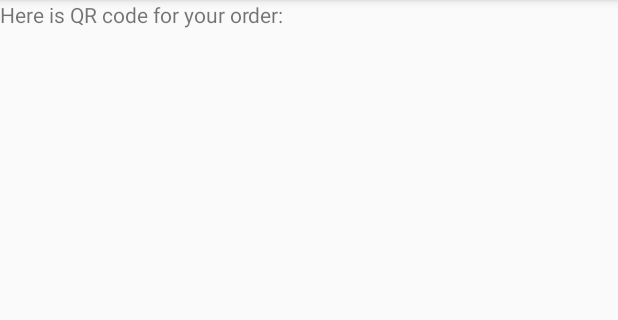
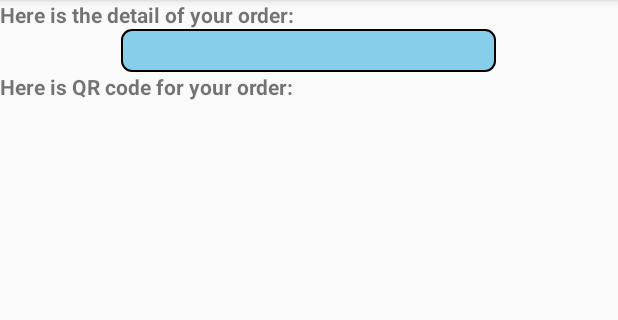
Before and after one commit to hjkBest/COMP602_Mobile_takeaway_App, an Android app: the generateQR screen opened directly, with no data from a screen before it, on a phone screen of 412 x 824 dp, the part 84-404 px from its top. Run offline under Robolectric (Android 15) with nearby library versions, the phone set to English and light mode, and no system bars; libraries missing offline, so code that uses them is left out: com.yzq.zxinglibrary; 2 statements that could not run were skipped.

Commit message:
Add files via upload

```diff
--- a/app/src/main/res/layout/activity_generate_qr.xml
+++ b/app/src/main/res/layout/activity_generate_qr.xml
@@ -1,21 +1,39 @@
 <?xml version="1.0" encoding="utf-8"?>
-<android.support.design.widget.CoordinatorLayout xmlns:android="http://schemas.android.com/apk/res/android"
-    xmlns:app="http://schemas.android.com/apk/res-auto"
+<LinearLayout
+    xmlns:android="http://schemas.android.com/apk/res/android"
     xmlns:tools="http://schemas.android.com/tools"
     android:layout_width="match_parent"
     android:layout_height="match_parent"
+    android:orientation="vertical"
     tools:context=".generateQR">
-
 
     <TextView
         android:layout_width="match_parent"
-        android:layout_height="match_parent"
-        android:text="Here is QR code for your order:"/>
+        android:layout_height="wrap_content"
+        android:text="Here is the detail of your order:"
+        android:layout_gravity="center"
+        android:textStyle="bold"
+        />
+
+    <TextView
+        android:layout_width="250dp"
+        android:layout_height="wrap_content"
+        android:layout_gravity="center"
+        android:text=""
+        android:background="@drawable/shape"
+        android:id="@+id/orderdetail"/>
+
+    <TextView
+        android:layout_width="match_parent"
+        android:layout_height="wrap_content"
+        android:text="Here is QR code for your order:"
+        android:layout_gravity="center"
+        android:textStyle="bold"
+        />
 
     <android.support.v7.widget.AppCompatImageView
-        android:layout_gravity="center"
         android:layout_width="wrap_content"
         android:layout_height="wrap_content"
+        android:layout_gravity="center"
         android:id="@+id/QRCODE"/>
-
-</android.support.design.widget.CoordinatorLayout>
+</LinearLayout>
--- a/app/src/main/res/layout/activity_main.xml
+++ b/app/src/main/res/layout/activity_main.xml
@@ -6,13 +6,7 @@
 android:layout_height="match_parent"
 android:orientation="vertical"
 tools:context=".MainActivity">
-    //create a search bar:
 
-    <android.support.v7.widget.SearchView
-        android:layout_width="match_parent"
-        android:layout_height="wrap_content">
-
-    </android.support.v7.widget.SearchView>
 //make the text scrolling:
 
 <ScrollView
--- a/app/src/main/res/layout/activity_paparichmenu.xml
+++ b/app/src/main/res/layout/activity_paparichmenu.xml
@@ -290,7 +290,7 @@
         android:text="@string/sendButton"
         android:layout_alignParentBottom="true"
         android:gravity="left"
-        android:id="@+id/send_message"/>
+        android:id="@+id/send_message1"/>
 
         <TextView
             android:layout_width="match_parent"
--- a/app/src/main/res/layout/dialog_select.xml
+++ b/app/src/main/res/layout/dialog_select.xml
@@ -24,7 +24,6 @@
         android:textSize="25dp"
         android:layout_gravity="center"/>
 
-
     <EditText
         android:id = "@+id/inputtext"
         android:layout_width="match_parent"
```
Also changed, not shown: app/src/main/res/layout/activity_cave.xml (+16 -7 lines), app/src/main/res/layout/activity_coco.xml (+16 -7 lines), app/src/main/res/layout/activity_display_infor.xml (+5 -2 lines), app/src/main/res/layout/activity_kimchi.xml (+16 -7 lines), app/src/main/res/layout/activity_search.xml (added, +21 -0 lines). Lines whose indentation alone changed are shown as unchanged.
